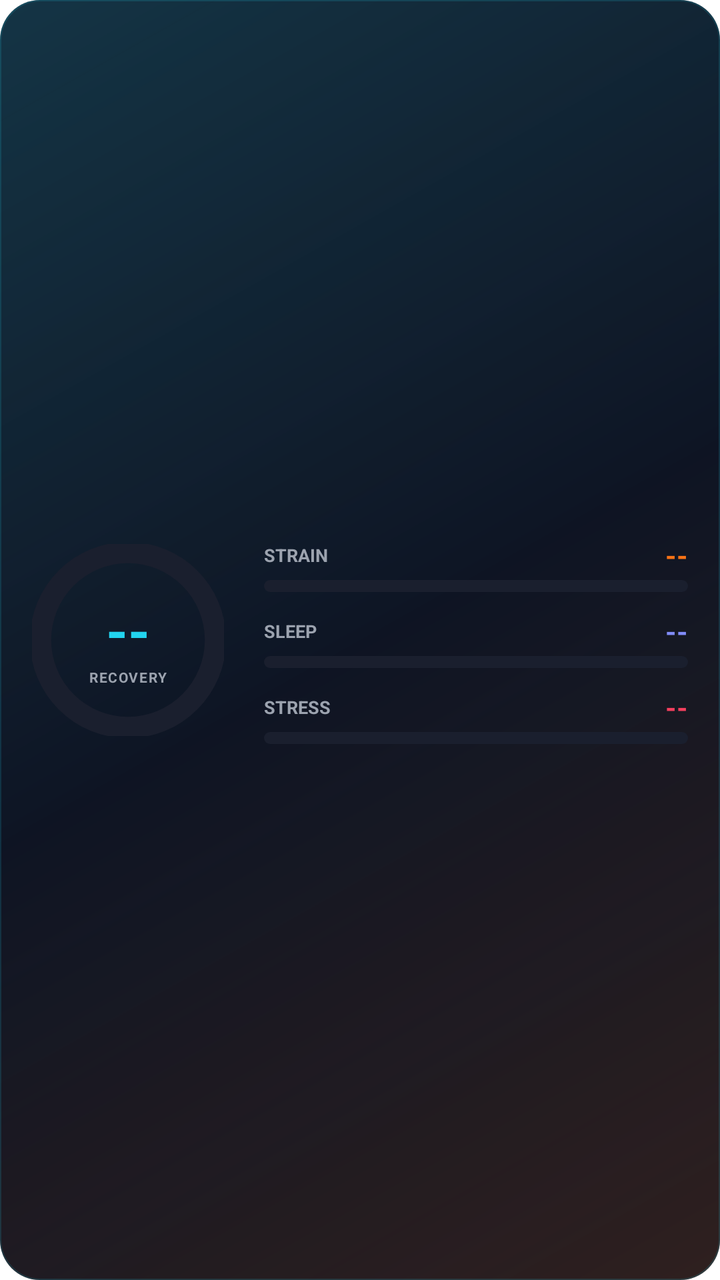
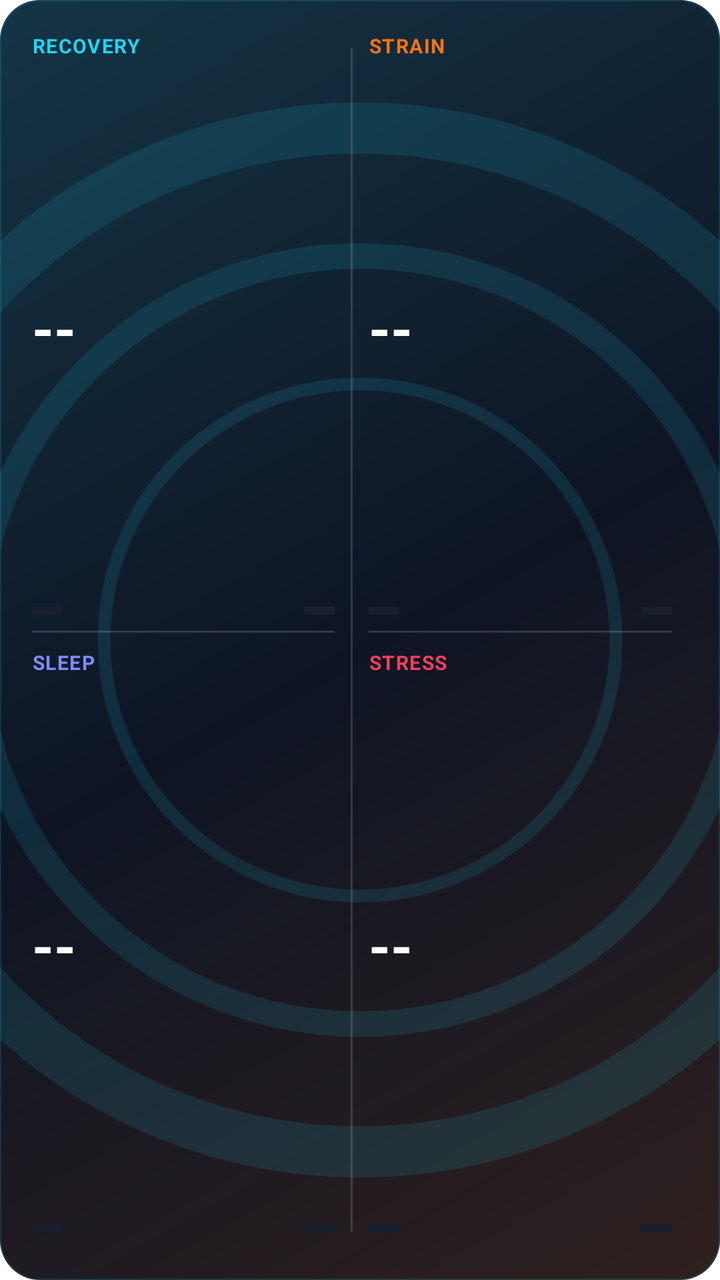

Before-and-after screenshots of an Android layout around one commit, followed by the original layout XML and the change that was made.
<!-- AndroidManifest.xml: fallback theme Theme.MaterialComponents.DayNight.NoActionBar -->
<!-- res/layout/widget_overview.xml -->
<?xml version="1.0" encoding="utf-8"?>
<FrameLayout xmlns:android="http://schemas.android.com/apk/res/android"
    android:id="@+id/widget_root"
    android:layout_width="match_parent"
    android:layout_height="match_parent"
    android:background="@drawable/widget_bg_vitals"
    android:padding="16dp">

    <LinearLayout
        android:layout_width="match_parent"
        android:layout_height="match_parent"
        android:gravity="center_vertical"
        android:orientation="horizontal">

        
        <FrameLayout
            android:layout_width="96dp"
            android:layout_height="96dp"
            android:layout_marginEnd="20dp">

            <ProgressBar
                android:id="@+id/recovery_progress"
                style="?android:attr/progressBarStyleHorizontal"
                android:layout_width="96dp"
                android:layout_height="96dp"
                android:indeterminate="false"
                android:max="100"
                android:progress="0"
                android:progressDrawable="@drawable/widget_circular_progress_green" />

            <LinearLayout
                android:layout_width="match_parent"
                android:layout_height="match_parent"
                android:gravity="center"
                android:orientation="vertical">

                <TextView
                    android:id="@+id/overview_recovery"
                    android:layout_width="wrap_content"
                    android:layout_height="wrap_content"
                    android:text="--"
                    android:textColor="#22D3EE"
                    android:textSize="28sp"
                    android:textStyle="bold" />

                <TextView
                    android:id="@+id/label_rec"
                    android:layout_width="wrap_content"
                    android:layout_height="wrap_content"
                    android:text="RECOVERY"
                    android:textAllCaps="true"
                    android:textColor="#9CA3AF"
                    android:textSize="7sp"
                    android:textStyle="bold"
                    android:letterSpacing="0.08" />

            </LinearLayout>

        </FrameLayout>

        
        <LinearLayout
            android:layout_width="0dp"
            android:layout_height="wrap_content"
            android:layout_weight="1"
            android:gravity="center_vertical"
            android:orientation="vertical">

            
            <LinearLayout
                android:layout_width="match_parent"
                android:layout_height="wrap_content"
                android:layout_marginBottom="10dp"
                android:orientation="vertical">

                <LinearLayout
                    android:layout_width="match_parent"
                    android:layout_height="wrap_content"
                    android:gravity="center_vertical"
                    android:orientation="horizontal">

                    <TextView
                        android:id="@+id/label_strain"
                        android:layout_width="wrap_content"
                        android:layout_height="wrap_content"
                        android:text="STRAIN"
                        android:textAllCaps="true"
                        android:textColor="#9CA3AF"
                        android:textSize="9sp"
                        android:textStyle="bold" />

                    <View
                        android:layout_width="0dp"
                        android:layout_height="0dp"
                        android:layout_weight="1" />

                    <TextView
                        android:id="@+id/overview_strain"
                        android:layout_width="wrap_content"
                        android:layout_height="wrap_content"
                        android:text="--"
                        android:textColor="#F97316"
                        android:textSize="14sp"
                        android:textStyle="bold" />

                </LinearLayout>

                <ProgressBar
                    android:id="@+id/strain_progress"
                    style="?android:attr/progressBarStyleHorizontal"
                    android:layout_width="match_parent"
                    android:layout_height="6dp"
                    android:layout_marginTop="3dp"
                    android:indeterminate="false"
                    android:max="210"
                    android:progress="0"
                    android:progressDrawable="@drawable/widget_bar_orange" />

            </LinearLayout>

            
            <LinearLayout
                android:layout_width="match_parent"
                android:layout_height="wrap_content"
                android:layout_marginBottom="10dp"
                android:orientation="vertical">

                <LinearLayout
                    android:layout_width="match_parent"
                    android:layout_height="wrap_content"
                    android:gravity="center_vertical"
                    android:orientation="horizontal">

                    <TextView
                        android:id="@+id/label_sleep"
                        android:layout_width="wrap_content"
                        android:layout_height="wrap_content"
                        android:text="SLEEP"
                        android:textAllCaps="true"
                        android:textColor="#9CA3AF"
                        android:textSize="9sp"
                        android:textStyle="bold" />

                    <View
                        android:layout_width="0dp"
                        android:layout_height="0dp"
                        android:layout_weight="1" />

                    <TextView
                        android:id="@+id/overview_sleep"
                        android:layout_width="wrap_content"
                        android:layout_height="wrap_content"
                        android:text="--"
                        android:textColor="#818CF8"
                        android:textSize="14sp"
                        android:textStyle="bold" />

                </LinearLayout>

                <ProgressBar
                    android:id="@+id/sleep_progress"
                    style="?android:attr/progressBarStyleHorizontal"
                    android:layout_width="match_parent"
                    android:layout_height="6dp"
                    android:layout_marginTop="3dp"
                    android:indeterminate="false"
                    android:max="100"
                    android:progress="0"
                    android:progressDrawable="@drawable/widget_bar_purple" />

            </LinearLayout>

            
            <LinearLayout
                android:layout_width="match_parent"
                android:layout_height="wrap_content"
                android:orientation="vertical">

                <LinearLayout
                    android:layout_width="match_parent"
                    android:layout_height="wrap_content"
                    android:gravity="center_vertical"
                    android:orientation="horizontal">

                    <TextView
                        android:id="@+id/label_stress"
                        android:layout_width="wrap_content"
                        android:layout_height="wrap_content"
                        android:text="STRESS"
                        android:textAllCaps="true"
                        android:textColor="#9CA3AF"
                        android:textSize="9sp"
                        android:textStyle="bold" />

                    <View
                        android:layout_width="0dp"
                        android:layout_height="0dp"
                        android:layout_weight="1" />

                    <TextView
                        android:id="@+id/overview_stress"
                        android:layout_width="wrap_content"
                        android:layout_height="wrap_content"
                        android:text="--"
                        android:textColor="#F43F5E"
                        android:textSize="14sp"
                        android:textStyle="bold" />

                </LinearLayout>

                <ProgressBar
                    android:id="@+id/stress_progress"
                    style="?android:attr/progressBarStyleHorizontal"
                    android:layout_width="match_parent"
                    android:layout_height="6dp"
                    android:layout_marginTop="3dp"
                    android:indeterminate="false"
                    android:max="100"
                    android:progress="0"
                    android:progressDrawable="@drawable/widget_bar_cyan" />

            </LinearLayout>

        </LinearLayout>

    </LinearLayout>

</FrameLayout>
<!-- resources referenced by this layout -->
<resources>
  <!-- drawable widget_bar_cyan (drawable) -->
  <?xml version="1.0" encoding="utf-8"?>
  <layer-list xmlns:android="http://schemas.android.com/apk/res/android">
  
      
      <item android:id="@android:id/background">
          <shape android:shape="rectangle">
              <solid android:color="#1A1F2E" />
              <corners android:radius="4dp" />
          </shape>
      </item>
  
      
      <item android:id="@android:id/progress">
          <clip>
              <shape android:shape="rectangle">
                  <solid android:color="#22D3EE" />
                  <corners android:radius="4dp" />
              </shape>
          </clip>
      </item>
  
  </layer-list>
  <!-- drawable widget_bar_orange (drawable) -->
  <?xml version="1.0" encoding="utf-8"?>
  <layer-list xmlns:android="http://schemas.android.com/apk/res/android">
  
      
      <item android:id="@android:id/background">
          <shape android:shape="rectangle">
              <solid android:color="#1A1F2E" />
              <corners android:radius="4dp" />
          </shape>
      </item>
  
      
      <item android:id="@android:id/progress">
          <clip>
              <shape android:shape="rectangle">
                  <solid android:color="#F97316" />
                  <corners android:radius="4dp" />
              </shape>
          </clip>
      </item>
  
  </layer-list>
  <!-- drawable widget_bar_purple (drawable) -->
  <?xml version="1.0" encoding="utf-8"?>
  <layer-list xmlns:android="http://schemas.android.com/apk/res/android">
  
      
      <item android:id="@android:id/background">
          <shape android:shape="rectangle">
              <solid android:color="#1A1F2E" />
              <corners android:radius="4dp" />
          </shape>
      </item>
  
      
      <item android:id="@android:id/progress">
          <clip>
              <shape android:shape="rectangle">
                  <solid android:color="#818CF8" />
                  <corners android:radius="4dp" />
              </shape>
          </clip>
      </item>
  
  </layer-list>
  <!-- unchanged entries left out for length: 2 -->
</resources>

<!-- the commit's change to res/layout/widget_overview.xml (unified diff, before → after) -->
@@ -3,223 +3,225 @@
     android:id="@+id/widget_root"
     android:layout_width="match_parent"
     android:layout_height="match_parent"
-    android:background="@drawable/widget_bg_vitals"
-    android:padding="16dp">
+    android:background="@drawable/widget_bg_vitals">
+
+    <ImageView
+        android:layout_width="match_parent"
+        android:layout_height="match_parent"
+        android:src="@drawable/vector_recovery_bg"
+        android:scaleType="centerCrop" />
 
     <LinearLayout
         android:layout_width="match_parent"
         android:layout_height="match_parent"
-        android:gravity="center_vertical"
-        android:orientation="horizontal">
-
-        
-        <FrameLayout
-            android:layout_width="96dp"
-            android:layout_height="96dp"
-            android:layout_marginEnd="20dp">
-
-            <ProgressBar
-                android:id="@+id/recovery_progress"
-                style="?android:attr/progressBarStyleHorizontal"
-                android:layout_width="96dp"
-                android:layout_height="96dp"
-                android:indeterminate="false"
-                android:max="100"
-                android:progress="0"
-                android:progressDrawable="@drawable/widget_circular_progress_green" />
-
-            <LinearLayout
-                android:layout_width="match_parent"
-                android:layout_height="match_parent"
-                android:gravity="center"
-                android:orientation="vertical">
-
-                <TextView
-                    android:id="@+id/overview_recovery"
-                    android:layout_width="wrap_content"
-                    android:layout_height="wrap_content"
-                    android:text="--"
-                    android:textColor="#22D3EE"
-                    android:textSize="28sp"
-                    android:textStyle="bold" />
-
-                <TextView
-                    android:id="@+id/label_rec"
-                    android:layout_width="wrap_content"
-                    android:layout_height="wrap_content"
-                    android:text="RECOVERY"
-                    android:textAllCaps="true"
-                    android:textColor="#9CA3AF"
-                    android:textSize="7sp"
-                    android:textStyle="bold"
-                    android:letterSpacing="0.08" />
-
-            </LinearLayout>
-
-        </FrameLayout>
+        android:orientation="horizontal"
+        android:baselineAligned="false"
+        android:padding="16dp">
 
         
         <LinearLayout
             android:layout_width="0dp"
-            android:layout_height="wrap_content"
+            android:layout_height="match_parent"
             android:layout_weight="1"
-            android:gravity="center_vertical"
             android:orientation="vertical">
 
             
-            <LinearLayout
-                android:layout_width="match_parent"
-                android:layout_height="wrap_content"
-                android:layout_marginBottom="10dp"
-                android:orientation="vertical">
-
-                <LinearLayout
-                    android:layout_width="match_parent"
-                    android:layout_height="wrap_content"
-                    android:gravity="center_vertical"
-                    android:orientation="horizontal">
-
-                    <TextView
-                        android:id="@+id/label_strain"
-                        android:layout_width="wrap_content"
-                        android:layout_height="wrap_content"
-                        android:text="STRAIN"
-                        android:textAllCaps="true"
-                        android:textColor="#9CA3AF"
-                        android:textSize="9sp"
-                        android:textStyle="bold" />
-
-                    <View
-                        android:layout_width="0dp"
-                        android:layout_height="0dp"
-                        android:layout_weight="1" />
-
-                    <TextView
-                        android:id="@+id/overview_strain"
-                        android:layout_width="wrap_content"
-                        android:layout_height="wrap_content"
-                        android:text="--"
-                        android:textColor="#F97316"
-                        android:textSize="14sp"
-                        android:textStyle="bold" />
-
-                </LinearLayout>
-
+            <RelativeLayout
+                android:layout_width="match_parent"
+                android:layout_height="0dp"
+                android:layout_weight="1">
+                
+                <TextView
+                    android:id="@+id/label_rec"
+                    android:layout_width="wrap_content"
+                    android:layout_height="wrap_content"
+                    android:text="RECOVERY"
+                    android:textColor="#22D3EE"
+                    android:textSize="10sp"
+                    android:textStyle="bold"
+                    android:letterSpacing="0.05" />
+                
+                <TextView
+                    android:id="@+id/overview_recovery"
+                    android:layout_width="wrap_content"
+                    android:layout_height="wrap_content"
+                    android:layout_centerVertical="true"
+                    android:text="--"
+                    android:textColor="#FFFFFF"
+                    android:textSize="28sp"
+                    android:textStyle="bold"
+                    android:includeFontPadding="false" />
+                    
+                <ProgressBar
+                    android:id="@+id/recovery_progress"
+                    style="?android:attr/progressBarStyleHorizontal"
+                    android:layout_width="match_parent"
+                    android:layout_height="4dp"
+                    android:layout_alignParentBottom="true"
+                    android:layout_marginBottom="8dp"
+                    android:layout_marginEnd="8dp"
+                    android:indeterminate="false"
+                    android:max="100"
+                    android:progress="0"
+                    android:progressDrawable="@drawable/widget_circular_progress_green" />
+            </RelativeLayout>
+
+            
+            <ImageView
+                android:layout_width="match_parent"
+                android:layout_height="1dp"
+                android:layout_marginEnd="8dp"
+                android:background="#26FFFFFF" />
+
+            
+            <RelativeLayout
+                android:layout_width="match_parent"
+                android:layout_height="0dp"
+                android:layout_weight="1"
+                android:layout_marginTop="8dp">
+                
+                <TextView
+                    android:id="@+id/label_sleep"
+                    android:layout_width="wrap_content"
+                    android:layout_height="wrap_content"
+                    android:text="SLEEP"
+                    android:textColor="#818CF8"
+                    android:textSize="10sp"
+                    android:textStyle="bold"
+                    android:letterSpacing="0.05" />
+                
+                <TextView
+                    android:id="@+id/overview_sleep"
+                    android:layout_width="wrap_content"
+                    android:layout_height="wrap_content"
+                    android:layout_centerVertical="true"
+                    android:text="--"
+                    android:textColor="#FFFFFF"
+                    android:textSize="28sp"
+                    android:textStyle="bold"
+                    android:includeFontPadding="false" />
+                    
+                <ProgressBar
+                    android:id="@+id/sleep_progress"
+                    style="?android:attr/progressBarStyleHorizontal"
+                    android:layout_width="match_parent"
+                    android:layout_height="4dp"
+                    android:layout_alignParentBottom="true"
+                    android:layout_marginBottom="8dp"
+                    android:layout_marginEnd="8dp"
+                    android:indeterminate="false"
+                    android:max="100"
+                    android:progress="0"
+                    android:progressDrawable="@drawable/widget_circular_progress_purple" />
+            </RelativeLayout>
+
+        </LinearLayout>
+
+        
+        <ImageView
+            android:layout_width="1dp"
+            android:layout_height="match_parent"
+            android:layout_marginTop="8dp"
+            android:layout_marginBottom="8dp"
+            android:background="#26FFFFFF" />
+
+        
+        <LinearLayout
+            android:layout_width="0dp"
+            android:layout_height="match_parent"
+            android:layout_weight="1"
+            android:orientation="vertical"
+            android:layout_marginStart="8dp">
+
+            
+            <RelativeLayout
+                android:layout_width="match_parent"
+                android:layout_height="0dp"
+                android:layout_weight="1">
+                
+                <TextView
+                    android:id="@+id/label_strain"
+                    android:layout_width="wrap_content"
+                    android:layout_height="wrap_content"
+                    android:text="STRAIN"
+                    android:textColor="#F97316"
+                    android:textSize="10sp"
+                    android:textStyle="bold"
+                    android:letterSpacing="0.05" />
+                
+                <TextView
+                    android:id="@+id/overview_strain"
+                    android:layout_width="wrap_content"
+                    android:layout_height="wrap_content"
+                    android:layout_centerVertical="true"
+                    android:text="--"
+                    android:textColor="#FFFFFF"
+                    android:textSize="28sp"
+                    android:textStyle="bold"
+                    android:includeFontPadding="false" />
+                    
                 <ProgressBar
                     android:id="@+id/strain_progress"
                     style="?android:attr/progressBarStyleHorizontal"
                     android:layout_width="match_parent"
-                    android:layout_height="6dp"
-                    android:layout_marginTop="3dp"
+                    android:layout_height="4dp"
+                    android:layout_alignParentBottom="true"
+                    android:layout_marginBottom="8dp"
+                    android:layout_marginEnd="8dp"
                     android:indeterminate="false"
                     android:max="210"
                     android:progress="0"
-                    android:progressDrawable="@drawable/widget_bar_orange" />
-
-            </LinearLayout>
-
-            
-            <LinearLayout
-                android:layout_width="match_parent"
-                android:layout_height="wrap_content"
-                android:layout_marginBottom="10dp"
-                android:orientation="vertical">
-
-                <LinearLayout
-                    android:layout_width="match_parent"
-                    android:layout_height="wrap_content"
-                    android:gravity="center_vertical"
-                    android:orientation="horizontal">
-
-                    <TextView
-                        android:id="@+id/label_sleep"
-                        android:layout_width="wrap_content"
-                        android:layout_height="wrap_content"
-                        android:text="SLEEP"
-                        android:textAllCaps="true"
-                        android:textColor="#9CA3AF"
-                        android:textSize="9sp"
-                        android:textStyle="bold" />
-
-                    <View
-                        android:layout_width="0dp"
-                        android:layout_height="0dp"
-                        android:layout_weight="1" />
-
-                    <TextView
-                        android:id="@+id/overview_sleep"
-                        android:layout_width="wrap_content"
-                        android:layout_height="wrap_content"
-                        android:text="--"
-                        android:textColor="#818CF8"
-                        android:textSize="14sp"
-                        android:textStyle="bold" />
-
-                </LinearLayout>
-
-                <ProgressBar
-                    android:id="@+id/sleep_progress"
-                    style="?android:attr/progressBarStyleHorizontal"
-                    android:layout_width="match_parent"
-                    android:layout_height="6dp"
-                    android:layout_marginTop="3dp"
+                    android:progressDrawable="@drawable/widget_circular_progress_blue" />
+            </RelativeLayout>
+
+            
+            <ImageView
+                android:layout_width="match_parent"
+                android:layout_height="1dp"
+                android:layout_marginEnd="8dp"
+                android:background="#26FFFFFF" />
+
+            
+            <RelativeLayout
+                android:layout_width="match_parent"
+                android:layout_height="0dp"
+                android:layout_weight="1"
+                android:layout_marginTop="8dp">
+                
+                <TextView
+                    android:id="@+id/label_stress"
+                    android:layout_width="wrap_content"
+                    android:layout_height="wrap_content"
+                    android:text="STRESS"
+                    android:textColor="#F43F5E"
+                    android:textSize="10sp"
+                    android:textStyle="bold"
+                    android:letterSpacing="0.05" />
+                
+                <TextView
+                    android:id="@+id/overview_stress"
+                    android:layout_width="wrap_content"
+                    android:layout_height="wrap_content"
+                    android:layout_centerVertical="true"
+                    android:text="--"
+                    android:textColor="#FFFFFF"
+                    android:textSize="28sp"
+                    android:textStyle="bold"
+                    android:includeFontPadding="false" />
+                    
+                <ProgressBar
+                    android:id="@+id/stress_progress"
+                    style="?android:attr/progressBarStyleHorizontal"
+                    android:layout_width="match_parent"
+                    android:layout_height="4dp"
+                    android:layout_alignParentBottom="true"
+                    android:layout_marginBottom="8dp"
+                    android:layout_marginEnd="8dp"
                     android:indeterminate="false"
                     android:max="100"
                     android:progress="0"
-                    android:progressDrawable="@drawable/widget_bar_purple" />
-
-            </LinearLayout>
-
-            
-            <LinearLayout
-                android:layout_width="match_parent"
-                android:layout_height="wrap_content"
-                android:orientation="vertical">
-
-                <LinearLayout
-                    android:layout_width="match_parent"
-                    android:layout_height="wrap_content"
-                    android:gravity="center_vertical"
-                    android:orientation="horizontal">
-
-                    <TextView
-                        android:id="@+id/label_stress"
-                        android:layout_width="wrap_content"
-                        android:layout_height="wrap_content"
-                        android:text="STRESS"
-                        android:textAllCaps="true"
-                        android:textColor="#9CA3AF"
-                        android:textSize="9sp"
-                        android:textStyle="bold" />
-
-                    <View
-                        android:layout_width="0dp"
-                        android:layout_height="0dp"
-                        android:layout_weight="1" />
-
-                    <TextView
-                        android:id="@+id/overview_stress"
-                        android:layout_width="wrap_content"
-                        android:layout_height="wrap_content"
-                        android:text="--"
-                        android:textColor="#F43F5E"
-                        android:textSize="14sp"
-                        android:textStyle="bold" />
-
-                </LinearLayout>
-
-                <ProgressBar
-                    android:id="@+id/stress_progress"
-                    style="?android:attr/progressBarStyleHorizontal"
-                    android:layout_width="match_parent"
-                    android:layout_height="6dp"
-                    android:layout_marginTop="3dp"
-                    android:indeterminate="false"
-                    android:max="100"
-                    android:progress="0"
-                    android:progressDrawable="@drawable/widget_bar_cyan" />
-
-            </LinearLayout>
+                    android:progressDrawable="@drawable/widget_circular_progress_red" />
+            </RelativeLayout>
 
         </LinearLayout>
 
<!-- resource entries referenced after the edit -->
@@ -1,71 +1,122 @@
 <!-- resources referenced by this layout -->
 <resources>
-  <!-- drawable widget_bar_cyan (drawable) -->
+  <!-- drawable vector_recovery_bg (drawable) -->
+  <vector xmlns:android="http://schemas.android.com/apk/res/android"
+      android:width="200dp"
+      android:height="200dp"
+      android:viewportWidth="200"
+      android:viewportHeight="200"
+      android:alpha="0.12">
+      
+      <path
+          android:strokeColor="#22D3EE"
+          android:strokeWidth="2"
+          android:pathData="M 100,100 m -40,0 a 40,40 0 1,0 80,0 a 40,40 0 1,0 -80,0" />
+      <path
+          android:strokeColor="#22D3EE"
+          android:strokeWidth="4"
+          android:pathData="M 100,100 m -60,0 a 60,60 0 1,0 120,0 a 60,60 0 1,0 -120,0" />
+      <path
+          android:strokeColor="#22D3EE"
+          android:strokeWidth="8"
+          android:pathData="M 100,100 m -80,0 a 80,80 0 1,0 160,0 a 80,80 0 1,0 -160,0" />
+  </vector>
+  <!-- drawable widget_circular_progress_blue (drawable) -->
   <?xml version="1.0" encoding="utf-8"?>
   <layer-list xmlns:android="http://schemas.android.com/apk/res/android">
   
       
-      <item android:id="@android:id/background">
-          <shape android:shape="rectangle">
+      <item>
+          <shape
+              android:shape="ring"
+              android:innerRadiusRatio="2.5"
+              android:thicknessRatio="9"
+              android:useLevel="false">
               <solid android:color="#1A1F2E" />
-              <corners android:radius="4dp" />
           </shape>
       </item>
   
       
-      <item android:id="@android:id/progress">
-          <clip>
-              <shape android:shape="rectangle">
-                  <solid android:color="#22D3EE" />
-                  <corners android:radius="4dp" />
+      <item>
+          <rotate
+              android:fromDegrees="270"
+              android:toDegrees="270"
+              android:pivotX="50%"
+              android:pivotY="50%">
+              <shape
+                  android:shape="ring"
+                  android:innerRadiusRatio="2.5"
+                  android:thicknessRatio="9"
+                  android:useLevel="true">
+                  <solid android:color="#F97316" />
               </shape>
-          </clip>
+          </rotate>
       </item>
   
   </layer-list>
-  <!-- drawable widget_bar_orange (drawable) -->
+  <!-- drawable widget_circular_progress_purple (drawable) -->
   <?xml version="1.0" encoding="utf-8"?>
   <layer-list xmlns:android="http://schemas.android.com/apk/res/android">
   
       
-      <item android:id="@android:id/background">
-          <shape android:shape="rectangle">
+      <item>
+          <shape
+              android:shape="ring"
+              android:innerRadiusRatio="2.5"
+              android:thicknessRatio="9"
+              android:useLevel="false">
               <solid android:color="#1A1F2E" />
-              <corners android:radius="4dp" />
           </shape>
       </item>
   
       
-      <item android:id="@android:id/progress">
-          <clip>
-              <shape android:shape="rectangle">
-                  <solid android:color="#F97316" />
-                  <corners android:radius="4dp" />
+      <item>
+          <rotate
+              android:fromDegrees="270"
+              android:toDegrees="270"
+              android:pivotX="50%"
+              android:pivotY="50%">
+              <shape
+                  android:shape="ring"
+                  android:innerRadiusRatio="2.5"
+                  android:thicknessRatio="9"
+                  android:useLevel="true">
+                  <solid android:color="#818CF8" />
               </shape>
-          </clip>
+          </rotate>
       </item>
   
   </layer-list>
-  <!-- drawable widget_bar_purple (drawable) -->
+  <!-- drawable widget_circular_progress_red (drawable) -->
   <?xml version="1.0" encoding="utf-8"?>
   <layer-list xmlns:android="http://schemas.android.com/apk/res/android">
   
       
-      <item android:id="@android:id/background">
-          <shape android:shape="rectangle">
+      <item>
+          <shape
+              android:shape="ring"
+              android:innerRadiusRatio="2.5"
+              android:thicknessRatio="9"
+              android:useLevel="false">
               <solid android:color="#1A1F2E" />
-              <corners android:radius="4dp" />
           </shape>
       </item>
   
       
-      <item android:id="@android:id/progress">
-          <clip>
-              <shape android:shape="rectangle">
-                  <solid android:color="#818CF8" />
-                  <corners android:radius="4dp" />
+      <item>
+          <rotate
+              android:fromDegrees="270"
+              android:toDegrees="270"
+              android:pivotX="50%"
+              android:pivotY="50%">
+              <shape
+                  android:shape="ring"
+                  android:innerRadiusRatio="2.5"
+                  android:thicknessRatio="9"
+                  android:useLevel="true">
+                  <solid android:color="#F43F5E" />
               </shape>
-          </clip>
+          </rotate>
       </item>
   
   </layer-list>
